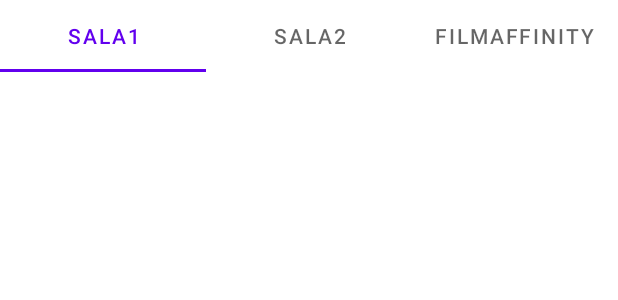
After one commit to javiercatalancas/EjercicioTabLayout, an Android app: the layout tab2_layout.xml on its own in the app's theme, with its tools: preview values and no code run, on a phone screen of 412 x 824 dp. The commit adds this screen. Shown: the top 300 px of the screen. Run offline under Robolectric (Android 15) with nearby library versions, the light colour scheme and no system bars.

Commit message:
05042021

```diff
--- a/app/src/main/java/com/ejercicio/ejerciciotablayout/PeliAdapter.java
+++ b/app/src/main/java/com/ejercicio/ejerciciotablayout/PeliAdapter.java
@@ -39,7 +39,7 @@ public class PeliAdapter extends RecyclerView.Adapter<RecyclerView.ViewHolder> {
     @Override
     public void onBindViewHolder(@NonNull RecyclerView.ViewHolder holder, int position) {
         PeliHolder pholder = (PeliHolder) holder;
-        final Pelicula pelicula = datos.get(position);
+        Pelicula pelicula = datos.get(position);
         String titulo = pelicula.getTitulo();
         String imagen = pelicula.getImagencab();
         String fecha = pelicula.getFecha();
@@ -64,7 +64,7 @@ public class PeliAdapter extends RecyclerView.Adapter<RecyclerView.ViewHolder> {
 
     @Override
     public int getItemCount() {
-        return 0;
+        return (datos == null) ? 0 : datos.size();
     }
 
     class PeliHolder extends RecyclerView.ViewHolder{
--- a/app/src/main/java/com/ejercicio/ejerciciotablayout/usingclasses/MyPagerAdapter.java
+++ b/app/src/main/java/com/ejercicio/ejerciciotablayout/usingclasses/MyPagerAdapter.java
@@ -21,7 +21,7 @@ public class MyPagerAdapter extends FragmentStateAdapter {
 
     @Override
     public Fragment createFragment(int position) {
-        Pelicula peli = listapelis.get(position);
+         final Pelicula peli = listapelis.get(position);
         FragmentPeliculas fragmentPeliculas = FragmentPeliculas.newInstance(peli, position);
         return fragmentPeliculas;
     }
--- a/app/src/main/res/layout/recycler_fragment_layout.xml
+++ b/app/src/main/res/layout/recycler_fragment_layout.xml
@@ -9,6 +9,8 @@
         android:id="@+id/recyclerview"
         android:layout_width="match_parent"
         android:layout_height="match_parent"
+        app:layout_constraintBottom_toBottomOf="parent"
         app:layout_constraintEnd_toEndOf="parent"
+        app:layout_constraintStart_toStartOf="parent"
         app:layout_constraintTop_toTopOf="parent" />
 </androidx.constraintlayout.widget.ConstraintLayout>
--- /dev/null
+++ b/app/src/main/res/layout/tab2_layout.xml
@@ -0,0 +1,30 @@
+<?xml version="1.0" encoding="utf-8"?>
+<androidx.constraintlayout.widget.ConstraintLayout
+    xmlns:android="http://schemas.android.com/apk/res/android"
+    xmlns:app="http://schemas.android.com/apk/res-auto"
+    android:layout_width="match_parent"
+    android:layout_height="match_parent">
+
+    <com.google.android.material.tabs.TabLayout
+        android:id="@+id/tab2layout"
+        android:layout_width="match_parent"
+        android:layout_height="wrap_content"
+        app:layout_constraintStart_toStartOf="parent"
+        app:layout_constraintTop_toTopOf="parent">
+
+        <com.google.android.material.tabs.TabItem
+            android:layout_width="wrap_content"
+            android:layout_height="wrap_content"
+            android:text="Sala1" />
+
+        <com.google.android.material.tabs.TabItem
+            android:layout_width="wrap_content"
+            android:layout_height="wrap_content"
+            android:text="Sala2" />
+
+        <com.google.android.material.tabs.TabItem
+            android:layout_width="wrap_content"
+            android:layout_height="wrap_content"
+            android:text="FILMAFFINITY" />
+    </com.google.android.material.tabs.TabLayout>
+</androidx.constraintlayout.widget.ConstraintLayout>
```
Also changed, not shown: app/src/main/java/com/ejercicio/ejerciciotablayout/fragments/FragmentPeliculas.java (+1 -8 lines), app/src/main/res/layout/tab_layout.xml (+5 -2 lines).
